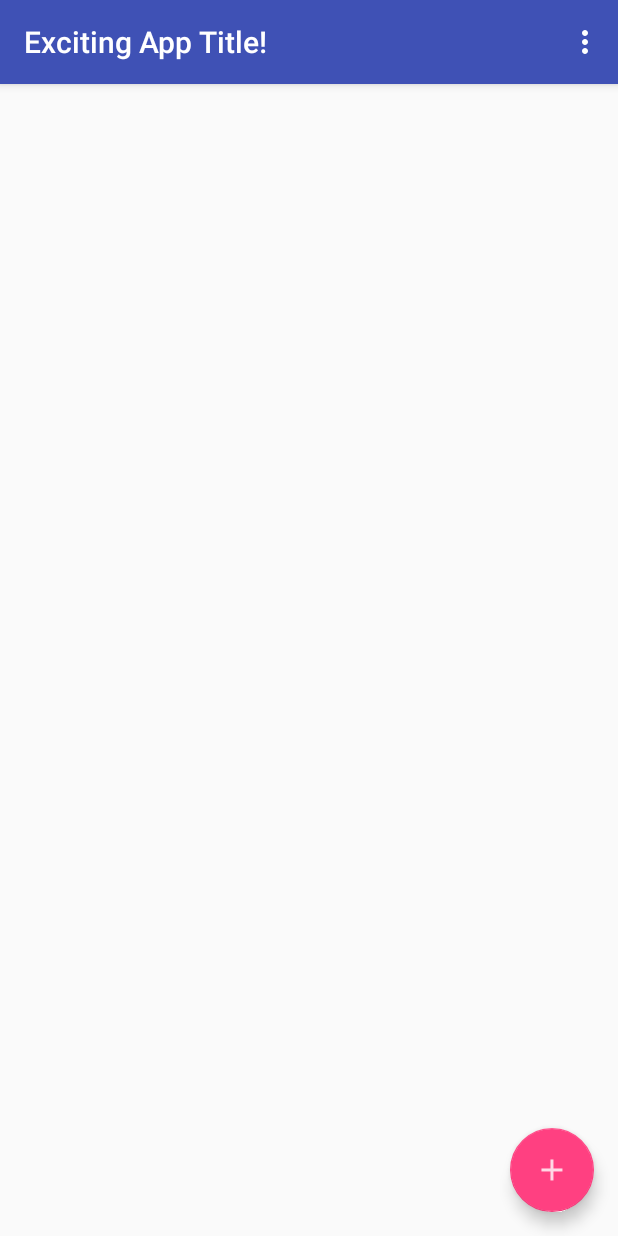
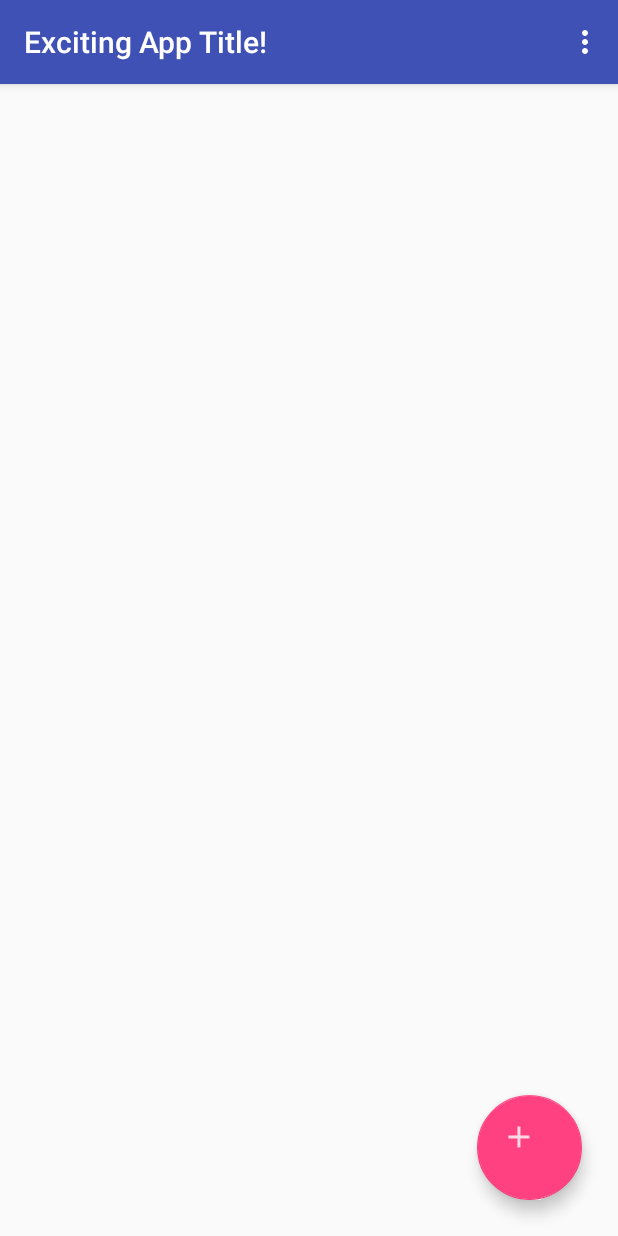
Before and after one commit to MeladKhajepour/AutoEditor, an Android app: the screen it shows after launch (MainActivity), on a phone screen of 412 x 824 dp. Run offline under Robolectric (Android 15) with nearby library versions, the light colour scheme and no system bars; plain views replace FABToolbarLayout.

Commit message:
small changes to animation + code cleanup

```diff
--- a/app/src/main/java/com/example/android/autoeditor/floatingToolbar/FloatingAnimator.java
+++ b/app/src/main/java/com/example/android/autoeditor/floatingToolbar/FloatingAnimator.java
@@ -14,14 +14,14 @@ abstract class FloatingAnimator implements AppBarLayout.OnOffsetChangedListener
     public static final int DELAY_MIN_WIDTH = 300;
     public static final int DELAY_MAX_WIDTH = 600;
     public static final int DELAY_MAX = 100;
-    public static final int FAB_MORPH_DURATION = 120;
-    public static final int FAB_UNMORPH_DURATION = 200;
-    public static final int FAB_UNMORPH_DELAY = 220;
-    public static final int CIRCULAR_REVEAL_DURATION = 230; //expanding colour ring
-    public static final int CIRCULAR_UNREVEAL_DURATION = 230; //opposite^
+    public static final int FAB_MORPH_DURATION = 80;
+    public static final int FAB_UNMORPH_DURATION = 130;
+    public static final int FAB_UNMORPH_DELAY = 180;
+    public static final int CIRCULAR_REVEAL_DURATION = 180; //expanding colour ring
+    public static final int CIRCULAR_UNREVEAL_DURATION = 180; //opposite^
     public static final int CIRCULAR_REVEAL_DELAY = 0;
     public static final int CIRCULAR_UNREVEAL_DELAY = 0;
-    public static final int TOOLBAR_UNREVEAL_DELAY = 175; //toolbar sliding off screen delay
+    public static final int TOOLBAR_UNREVEAL_DELAY = 120; //toolbar sliding off screen delay
     public static final int MENU_ANIMATION_DELAY = 100;
     public static final int MENU_ANIMATION_DURATION = 250;
 
--- a/app/src/main/res/layout/activity_edit_picture.xml
+++ b/app/src/main/res/layout/activity_edit_picture.xml
@@ -13,4 +13,5 @@
         android:layout_centerHorizontal="true"
         android:id="@+id/selected_picture_image_view"
         android:contentDescription="@string/edit_picture_Image" />
+
 </android.support.constraint.ConstraintLayout>
--- a/app/src/main/res/layout/activity_main.xml
+++ b/app/src/main/res/layout/activity_main.xml
@@ -26,79 +26,17 @@
     <com.example.android.autoeditor.floatingToolbar.FloatBar
         android:id="@+id/fabtoolbar"
         android:layout_width="match_parent"
-        android:layout_height="84dp"
+        android:layout_height="94dp"
         android:layout_gravity="bottom"
         app:floatingMenu="@menu/floating_toolbar"/>
 
     <android.support.design.widget.FloatingActionButton
         android:id="@+id/fab"
-        android:layout_width="56dp"
-        android:layout_height="56dp"
+        android:layout_width="70dp"
+        android:layout_height="70dp"
         android:layout_gravity="bottom|end"
-        android:layout_margin="@dimen/fab_margin"
+        android:layout_margin="24dp"
         android:scaleType="center"
         android:src="@drawable/add_icon"/>
 
-    <!--<com.github.fafaldo.fabtoolbar.widget.FABToolbarLayout-->
-        <!--android:id="@+id/fabtoolbar"-->
-        <!--android:layout_width="match_parent"-->
-        <!--android:layout_height="match_parent"-->
-        <!--app:showDuration="600"-->
-        <!--app:hideDuration="200"-->
-        <!--app:horizontalMargin="30dp"-->
-        <!--app:verticalMargin="30dp"-->
-        <!--app:fadeInFraction="0.2"-->
-        <!--app:fabId="@+id/fab"-->
-        <!--app:containerId="@+id/fab_container"-->
-        <!--app:fabToolbarId="@+id/fab_toolbar">-->
-
-        <!--<RelativeLayout-->
-            <!--android:id="@+id/fab_container"-->
-            <!--android:layout_width="match_parent"-->
-            <!--android:layout_height="wrap_content"-->
-            <!--android:layout_alignParentBottom="true"-->
-            <!--android:layout_alignParentEnd="true">-->
-
-            <!--<android.support.design.widget.FloatingActionButton-->
-                <!--android:id="@+id/fab"-->
-                <!--android:layout_width="70dp"-->
-                <!--android:layout_height="70dp"-->
-                <!--app:backgroundTint="@color/colorPrimary"-->
-                <!--app:rippleColor="@color/colorAccent"-->
-                <!--android:layout_gravity="bottom|end"-->
-                <!--android:layout_margin="24dp"-->
-                <!--android:scaleType="center"-->
-                <!--android:src="@drawable/add_icon"/>-->
-
-        <!--</RelativeLayout>-->
-
-        <!--<LinearLayout-->
-            <!--android:id="@+id/fab_toolbar"-->
-            <!--android:layout_width="match_parent"-->
-            <!--android:layout_height="84dp"-->
-            <!--android:layout_alignParentBottom="true"-->
-            <!--android:orientation="horizontal">-->
-
-            <!--<ImageView-->
-                <!--android:id="@+id/add_from_camera"-->
-                <!--android:layout_width="wrap_content"-->
-                <!--android:layout_height="match_parent"-->
-                <!--android:layout_weight="1"-->
-                <!--android:scaleType="centerInside"-->
-                <!--android:src="@drawable/camera_icon"-->
-                <!--android:contentDescription="@string/take_a_picture" />-->
-
-            <!--<ImageView-->
-                <!--android:id="@+id/add_from_gallery"-->
-                <!--android:layout_width="wrap_content"-->
-                <!--android:layout_height="match_parent"-->
-                <!--android:layout_weight="1"-->
-                <!--android:scaleType="centerInside"-->
-                <!--android:src="@drawable/gallery_icon"-->
-                <!--android:contentDescription="@string/choose_image_from_gallery" />-->
-
-        <!--</LinearLayout>-->
-
-    <!--</com.github.fafaldo.fabtoolbar.widget.FABToolbarLayout>-->
-
 </android.support.design.widget.CoordinatorLayout>
```
